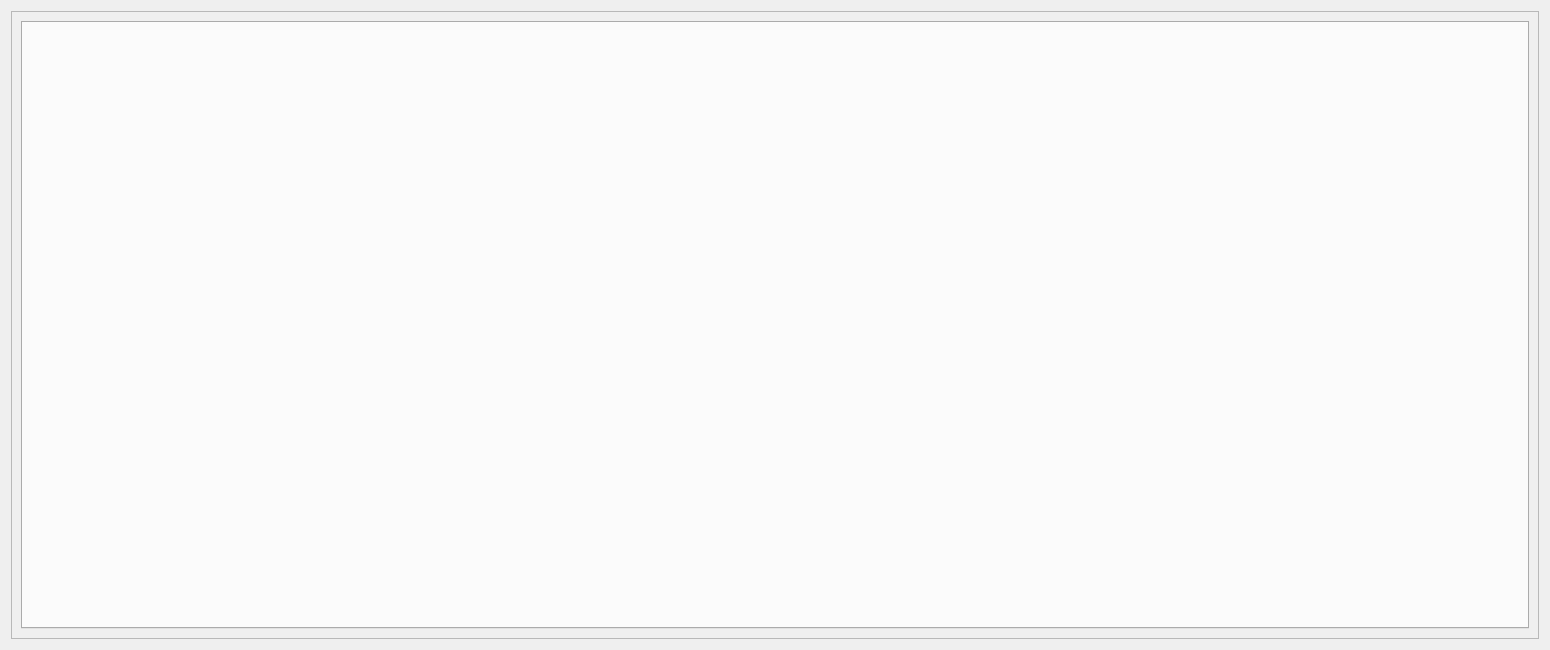
Above: bin/main.ui from HugoValim/hdf5_view before the change. Below: the same form after it.
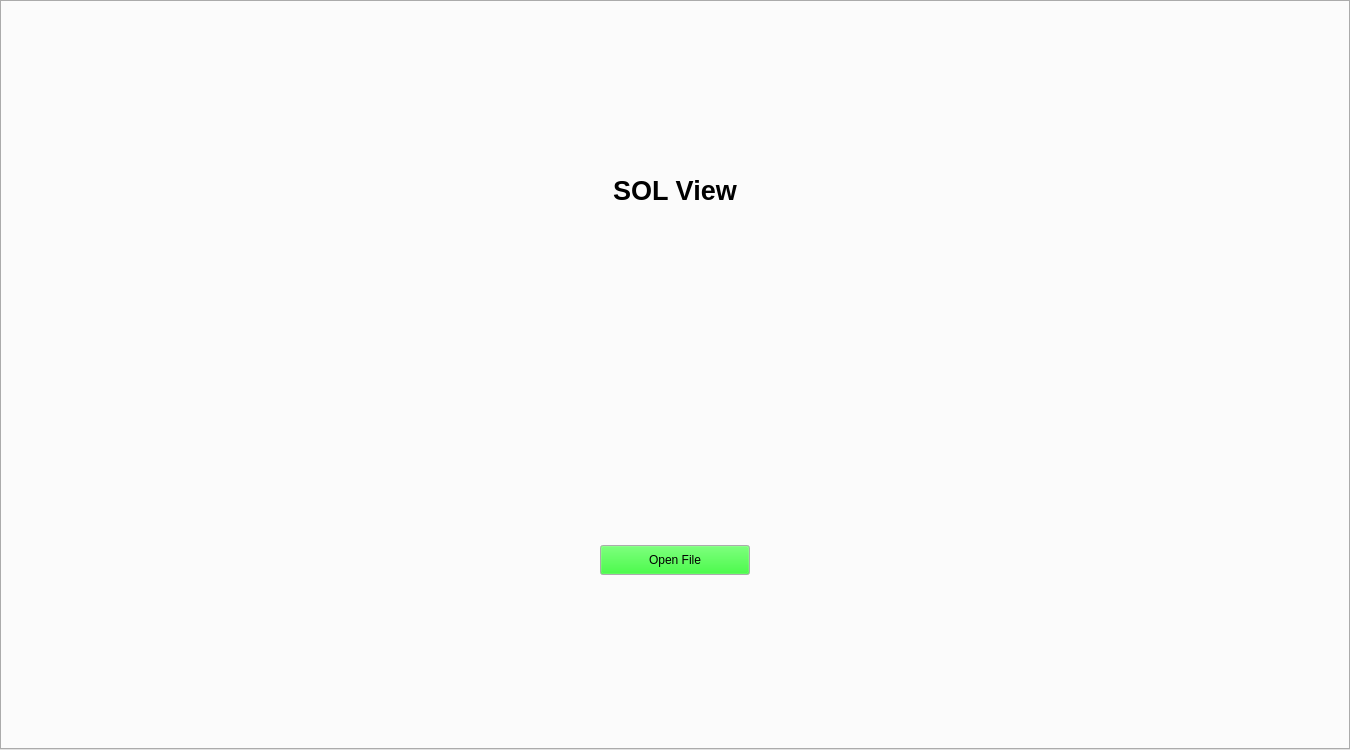
That is the form after the change. Custom widgets are drawn as their Qt base class.

Commit message: Changed several things in the layout. A main window was added and  dark style option

Patch:
```diff
--- a/bin/main.ui
+++ b/bin/main.ui
@@ -6,8 +6,8 @@
    <rect>
     <x>0</x>
     <y>0</y>
-    <width>1550</width>
-    <height>650</height>
+    <width>1350</width>
+    <height>750</height>
    </rect>
   </property>
   <property name="sizePolicy">
@@ -20,29 +20,16 @@
    <string>SOL View</string>
   </property>
   <layout class="QVBoxLayout" name="verticalLayout">
-   <item>
-    <widget class="QFrame" name="frame">
-     <property name="frameShape">
-      <enum>QFrame::StyledPanel</enum>
-     </property>
-     <property name="frameShadow">
-      <enum>QFrame::Raised</enum>
-     </property>
-     <layout class="QVBoxLayout" name="verticalLayout_2">
-      <item>
-       <layout class="QHBoxLayout" name="horizontalLayout">
         <property name="leftMargin">
          <number>0</number>
         </property>
         <property name="topMargin">
          <number>0</number>
         </property>
-        <item>
-         <layout class="QVBoxLayout" name="verticalLayout_4">
-          <property name="leftMargin">
+   <property name="rightMargin">
            <number>0</number>
           </property>
-          <property name="topMargin">
+   <property name="bottomMargin">
            <number>0</number>
           </property>
           <item>
@@ -59,23 +46,225 @@
               <height>16777215</height>
              </size>
             </property>
+     <property name="tabShape">
+      <enum>QTabWidget::Rounded</enum>
+     </property>
+     <property name="elideMode">
+      <enum>Qt::ElideMiddle</enum>
+     </property>
             <property name="tabsClosable">
              <bool>true</bool>
             </property>
             <property name="movable">
              <bool>true</bool>
             </property>
-           </widget>
-          </item>
-         </layout>
-        </item>
-       </layout>
-      </item>
-     </layout>
-    </widget>
+     <property name="tabBarAutoHide">
+      <bool>true</bool>
+     </property>
+     <widget class="QWidget" name="main_tab">
+      <attribute name="title">
+       <string>SOL View</string>
+      </attribute>
+      <layout class="QVBoxLayout" name="verticalLayout_3">
+       <item>
+        <spacer name="verticalSpacer_4">
+         <property name="orientation">
+          <enum>Qt::Vertical</enum>
+         </property>
+         <property name="sizeHint" stdset="0">
+          <size>
+           <width>20</width>
+           <height>40</height>
+          </size>
+         </property>
+        </spacer>
+       </item>
+       <item>
+        <widget class="QLabel" name="label">
+         <property name="font">
+          <font>
+           <pointsize>20</pointsize>
+           <weight>75</weight>
+           <bold>true</bold>
+          </font>
+         </property>
+         <property name="text">
+          <string>SOL View</string>
+         </property>
+         <property name="textFormat">
+          <enum>Qt::RichText</enum>
+         </property>
+         <property name="scaledContents">
+          <bool>false</bool>
+         </property>
+         <property name="alignment">
+          <set>Qt::AlignCenter</set>
+         </property>
+         <property name="wordWrap">
+          <bool>false</bool>
+         </property>
+        </widget>
+       </item>
+       <item>
+        <spacer name="verticalSpacer_3">
+         <property name="orientation">
+          <enum>Qt::Vertical</enum>
+         </property>
+         <property name="sizeHint" stdset="0">
+          <size>
+           <width>20</width>
+           <height>40</height>
+          </size>
+         </property>
+        </spacer>
+       </item>
+       <item>
+        <layout class="QHBoxLayout" name="horizontalLayout_2">
+         <item>
+          <widget class="QLogoCNPEM" name="QLogoCNPEM">
+           <property name="toolTip">
+            <string/>
+           </property>
+          </widget>
+         </item>
+         <item>
+          <widget class="QLogoLNLS" name="QLogoLNLS">
+           <property name="toolTip">
+            <string/>
+           </property>
+          </widget>
+         </item>
+        </layout>
+       </item>
+       <item>
+        <spacer name="verticalSpacer_2">
+         <property name="orientation">
+          <enum>Qt::Vertical</enum>
+         </property>
+         <property name="sizeHint" stdset="0">
+          <size>
+           <width>20</width>
+           <height>40</height>
+          </size>
+         </property>
+        </spacer>
+       </item>
+       <item>
+        <layout class="QHBoxLayout" name="horizontalLayout_3">
+         <item>
+          <spacer name="horizontalSpacer">
+           <property name="orientation">
+            <enum>Qt::Horizontal</enum>
+           </property>
+           <property name="sizeHint" stdset="0">
+            <size>
+             <width>40</width>
+             <height>20</height>
+            </size>
+           </property>
+          </spacer>
+         </item>
+         <item>
+          <widget class="QPushButton" name="pushButton">
+           <property name="minimumSize">
+            <size>
+             <width>150</width>
+             <height>30</height>
+            </size>
+           </property>
+           <property name="palette">
+            <palette>
+             <active>
+              <colorrole role="Button">
+               <brush brushstyle="SolidPattern">
+                <color alpha="255">
+                 <red>0</red>
+                 <green>255</green>
+                 <blue>0</blue>
+                </color>
+               </brush>
+              </colorrole>
+             </active>
+             <inactive>
+              <colorrole role="Button">
+               <brush brushstyle="SolidPattern">
+                <color alpha="255">
+                 <red>0</red>
+                 <green>255</green>
+                 <blue>0</blue>
+                </color>
+               </brush>
+              </colorrole>
+             </inactive>
+             <disabled>
+              <colorrole role="Button">
+               <brush brushstyle="SolidPattern">
+                <color alpha="255">
+                 <red>0</red>
+                 <green>255</green>
+                 <blue>0</blue>
+                </color>
+               </brush>
+              </colorrole>
+             </disabled>
+            </palette>
+           </property>
+           <property name="text">
+            <string>Open File</string>
+           </property>
+          </widget>
+         </item>
+         <item>
+          <spacer name="horizontalSpacer_2">
+           <property name="orientation">
+            <enum>Qt::Horizontal</enum>
+           </property>
+           <property name="sizeHint" stdset="0">
+            <size>
+             <width>40</width>
+             <height>20</height>
+            </size>
+           </property>
+          </spacer>
+         </item>
+        </layout>
+       </item>
+       <item>
+        <spacer name="verticalSpacer">
+         <property name="orientation">
+          <enum>Qt::Vertical</enum>
+         </property>
+         <property name="sizeHint" stdset="0">
+          <size>
+           <width>20</width>
+           <height>40</height>
+          </size>
+         </property>
+        </spacer>
+       </item>
+      </layout>
+     </widget>
+    </widget>
    </item>
   </layout>
  </widget>
+ <customwidgets>
+  <customwidget>
+   <class>PyDMDrawingImage</class>
+   <extends>QWidget</extends>
+   <header>pydm.widgets.drawing</header>
+  </customwidget>
+  <customwidget>
+   <class>QLogoLNLS</class>
+   <extends>PyDMDrawingImage</extends>
+   <header>sol_widgets.widgets.logo_lnls</header>
+  </customwidget>
+  <customwidget>
+   <class>QLogoCNPEM</class>
+   <extends>PyDMDrawingImage</extends>
+   <header>sol_widgets.widgets.logo_cnpem</header>
+  </customwidget>
+ </customwidgets>
  <resources/>
  <connections/>
 </ui>
```
Lines whose indentation alone changed are shown as unchanged. The commit also changes 3 other files.
